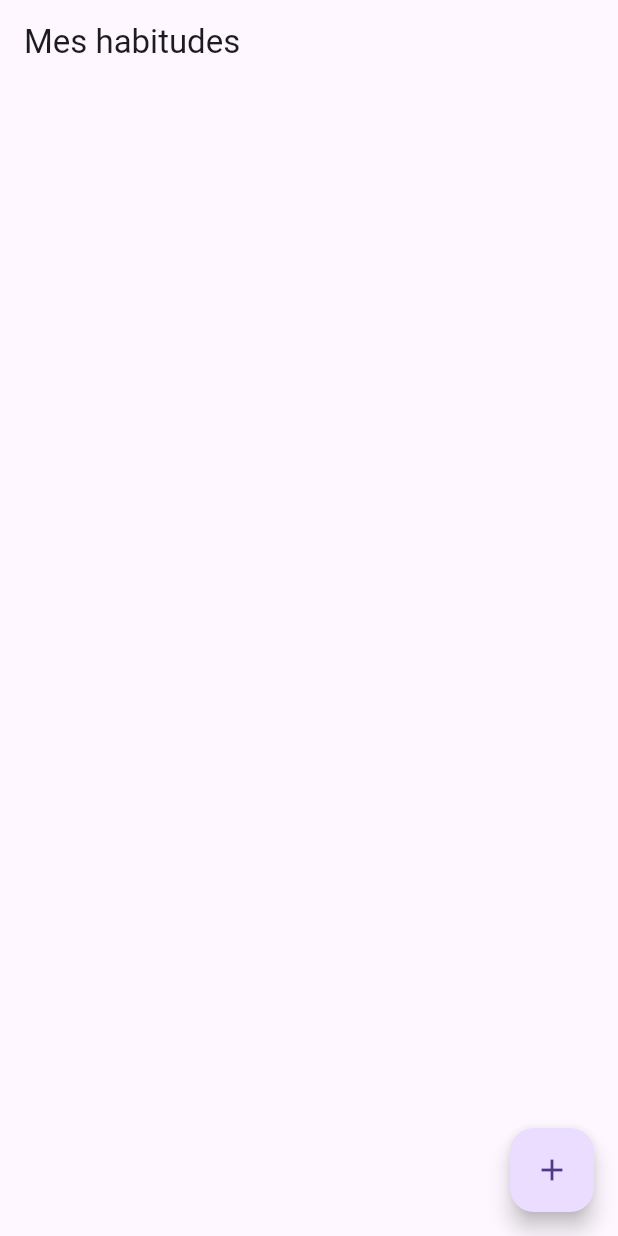
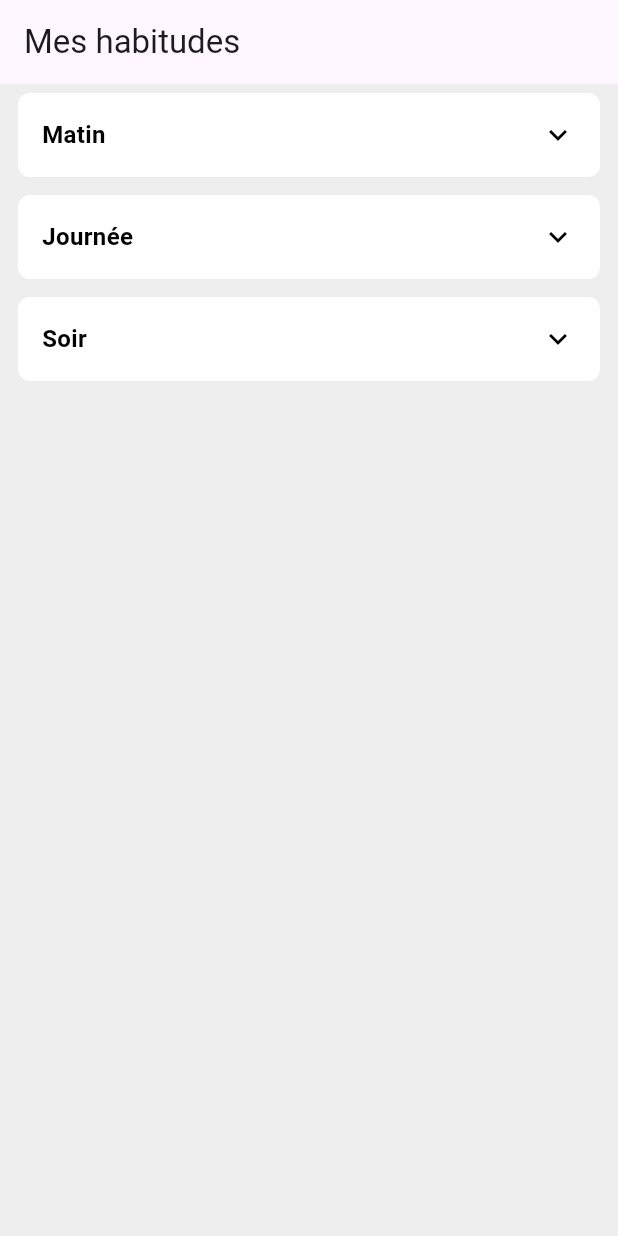
Before and after one commit to Bastian-Roumengous/Habitude, a Flutter app: the screen it shows after launch, on a phone screen of 412 x 824 dp. Run offline on Flutter 3.47's test engine with Material 3 defaults, Android fonts, the phone set to English and light mode, and no system bars.

Commit message:
ajout de groupe et d'une barre pour mesurer l'avancée

```diff
--- a/app/habit_tracker/lib/screens/home_screen.dart
+++ b/app/habit_tracker/lib/screens/home_screen.dart
@@ -1,5 +1,6 @@
 import 'package:flutter/material.dart';
 import '../models/habit.dart';
+import '../widgets/habit_group.dart';
 
 class HomeScreen extends StatefulWidget {
   const HomeScreen({Key? key}) : super(key: key);
@@ -9,25 +10,22 @@ class HomeScreen extends StatefulWidget {
 }
 
 class _HomeScreenState extends State<HomeScreen> {
-  final List<Habit> _habits = [];
+  final List<Habit> morningHabits = [];
+  final List<Habit> dayHabits = [];
+  final List<Habit> eveningHabits = [];
 
-  void _toggleHabit(int index) {
-    setState(() {
-      _habits[index].toggleDone();
-    });
+  void _addHabit(List<Habit> targetList) async {
+    final result = await Navigator.pushNamed(context, '/add');
+    if (result != null && result is String) {
+      setState(() {
+        targetList.add(Habit(name: result));
+      });
+    }
   }
 
-  void _addHabit(String name) {
+  void _toggleHabit(List<Habit> list, int index) {
     setState(() {
-      _habits.add(Habit(name: name));
-    });
-  }
-
-  void _navigateToAddHabit() {
-    Navigator.pushNamed(context, '/add').then((value) {
-      if (value != null && value is String) {
-        _addHabit(value);
-      }
+      list[index].toggleDone();
     });
   }
 
@@ -35,20 +33,28 @@ class _HomeScreenState extends State<HomeScreen> {
   Widget build(BuildContext context) {
     return Scaffold(
       appBar: AppBar(title: const Text('Mes habitudes')),
-      body: ListView.builder(
-        itemCount: _habits.length,
-        itemBuilder: (context, index) {
-          final habit = _habits[index];
-          return CheckboxListTile(
-            title: Text(habit.name),
-            value: habit.isDone,
-            onChanged: (_) => _toggleHabit(index),
-          );
-        },
-      ),
-      floatingActionButton: FloatingActionButton(
-        onPressed: _navigateToAddHabit,
-        child: const Icon(Icons.add),
+      backgroundColor: Colors.grey[200],
+      body: ListView(
+        children: [
+          HabitGroup(
+            title: 'Matin',
+            habits: morningHabits,
+            onAddHabit: () => _addHabit(morningHabits),
+            onToggleHabit: (i) => _toggleHabit(morningHabits, i),
+          ),
+          HabitGroup(
+            title: 'Journée',
+            habits: dayHabits,
+            onAddHabit: () => _addHabit(dayHabits),
+            onToggleHabit: (i) => _toggleHabit(dayHabits, i),
+          ),
+          HabitGroup(
+            title: 'Soir',
+            habits: eveningHabits,
+            onAddHabit: () => _addHabit(eveningHabits),
+            onToggleHabit: (i) => _toggleHabit(eveningHabits, i),
+          ),
+        ],
       ),
     );
   }
--- /dev/null
+++ b/app/habit_tracker/lib/widgets/habit_group.dart
@@ -0,0 +1,131 @@
+import 'package:flutter/material.dart';
+import '../models/habit.dart';
+
+class HabitGroup extends StatefulWidget {
+  final String title;
+  final List<Habit> habits;
+  final VoidCallback onAddHabit;
+  final void Function(int) onToggleHabit;
+
+  const HabitGroup({
+    Key? key,
+    required this.title,
+    required this.habits,
+    required this.onAddHabit,
+    required this.onToggleHabit,
+  }) : super(key: key);
+
+  @override
+  State<HabitGroup> createState() => _HabitGroupState();
+}
+
+class _HabitGroupState extends State<HabitGroup>
+    with SingleTickerProviderStateMixin {
+  bool _isExpanded = false;
+
+  double get _progress {
+    if (widget.habits.isEmpty) return 0.0;
+    final completed = widget.habits.where((h) => h.isDone).length;
+    return completed / widget.habits.length;
+  }
+
+  @override
+  Widget build(BuildContext context) {
+    return Padding(
+      padding: const EdgeInsets.symmetric(horizontal: 12.0, vertical: 6),
+      child: LayoutBuilder(
+        builder: (context, constraints) {
+          return ClipRRect(
+            borderRadius: BorderRadius.circular(8),
+            child: Stack(
+              children: [
+                // Fond de progression (bandeau + contenu)
+                Positioned.fill(
+                  child: Container(color: Colors.white),
+                ),
+                Positioned.fill(
+                  child: Align(
+                    alignment: Alignment.centerLeft,
+                    child: AnimatedContainer(
+                      duration: const Duration(milliseconds: 400),
+                      width: constraints.maxWidth * _progress,
+                      decoration: BoxDecoration(
+                        color: _progress == 1.0
+                            ? Colors.green[200]!
+                            : Colors.blue[200]!,
+                      ),
+                    ),
+                  ),
+                ),
+                // Contenu du groupe
+                Column(
+                  children: [
+                    // Bandeau (titre)
+                    GestureDetector(
+                      onTap: () => setState(() => _isExpanded = !_isExpanded),
+                      child: Container(
+                        height: 56,
+                        padding: const EdgeInsets.symmetric(horizontal: 16),
+                        alignment: Alignment.centerLeft,
+                        child: Row(
+                          mainAxisAlignment: MainAxisAlignment.spaceBetween,
+                          children: [
+                            Text(
+                              widget.title,
+                              style: const TextStyle(
+                                fontWeight: FontWeight.bold,
+                                color: Colors.black,
+                                fontSize: 16,
+                              ),
+                            ),
+                            Icon(
+                              _isExpanded
+                                  ? Icons.expand_less
+                                  : Icons.expand_more,
+                              color: Colors.black,
+                            ),
+                          ],
+                        ),
+                      ),
+                    ),
+                    // Habitudes déroulées
+                    AnimatedSize(
+                      duration: const Duration(milliseconds: 300),
+                      curve: Curves.easeInOut,
+                      child: Visibility(
+                        visible: _isExpanded,
+                        child: Column(
+                          children: [
+                            ...widget.habits.asMap().entries.map((entry) {
+                              final index = entry.key;
+                              final habit = entry.value;
+                              return CheckboxListTile(
+                                title: Text(habit.name),
+                                value: habit.isDone,
+                                onChanged: (_) =>
+                                    widget.onToggleHabit(index),
+                              );
+                            }).toList(),
+                            Padding(
+                              padding: const EdgeInsets.only(bottom: 8.0),
+                              child: TextButton.icon(
+                                onPressed: widget.onAddHabit,
+                                icon: const Icon(Icons.add),
+                                label:
+                                    const Text("Ajouter une habitude"),
+                              ),
+                            ),
+                          ],
+                        ),
+                      ),
+                    ),
+                  ],
+                ),
+              ],
+            ),
+          );
+        },
+      ),
+    );
+  }
+}
```
